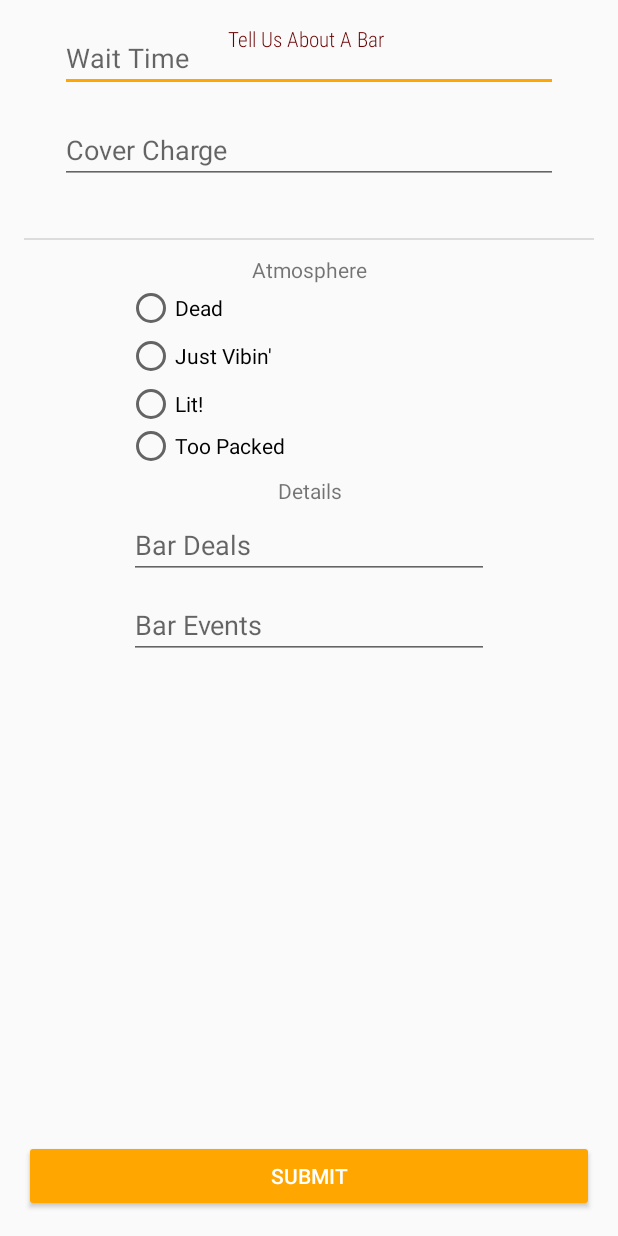
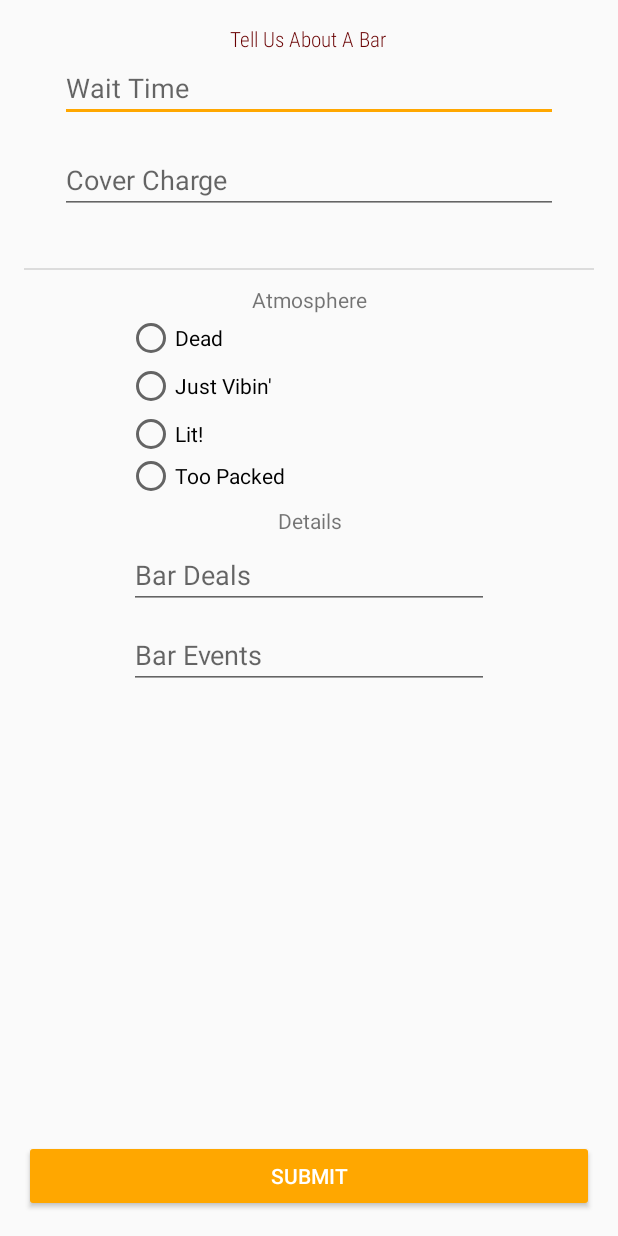
Before and after one commit to tcandrews/barze-436, an Android app: the UpdateBarActivity screen opened directly, with no data from a screen before it, on a phone screen of 412 x 824 dp. Run offline under Robolectric (Android 15) with nearby library versions, the phone set to English and light mode, and no system bars; our stand-ins replace Firebase (no records; nobody signed in at launch, a user with empty details on screens opened directly); 5 statements that could not run were skipped.

Commit message:
minor layout adjustment

```diff
--- a/app/src/main/res/layout/activity_update_bar.xml
+++ b/app/src/main/res/layout/activity_update_bar.xml
@@ -21,7 +21,7 @@
 
     <TextView
         android:id="@+id/update_title"
-        android:layout_width="107dp"
+        android:layout_width="wrap_content"
         android:layout_height="20dp"
         android:fontFamily="sans-serif-condensed-medium"
         android:text="Tell Us About A Bar"
@@ -45,7 +45,7 @@
         app:layout_constraintEnd_toEndOf="parent"
         app:layout_constraintHorizontal_bias="0.875"
         app:layout_constraintStart_toStartOf="parent"
-        tools:layout_editor_absoluteY="36dp" />
+        app:layout_constraintTop_toBottomOf="@+id/update_title" />
 
     <EditText
         android:id="@+id/update_cover"
--- a/app/src/main/res/values/strings.xml
+++ b/app/src/main/res/values/strings.xml
@@ -29,7 +29,7 @@
     <string name="review_activity_title">Report Bar Conditions</string>
     <string name="title_activity_update_bar">UpdateBarActivity</string>
     <string name="title_activity_delete_bar">DeleteBarActivity</string>
-    <string name="update_header">Tell us about the conditions at %1$s.</string>
+    <string name="update_header">Tell us about %1$s.</string>
     <string name="delete_conf">Are you sure you want to delete?</string>
 
 </resources>
```
